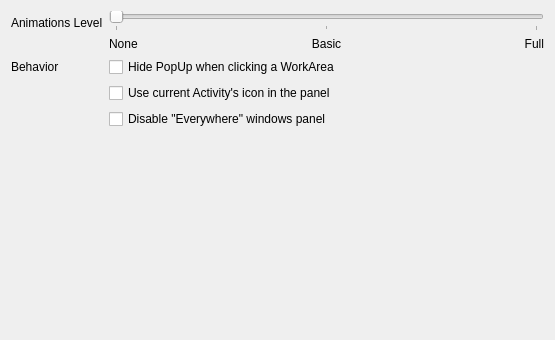
The window that package/contents/ui/config.ui (psifidotos/workflow-project) describes before a commit, drawn with Qt 5.
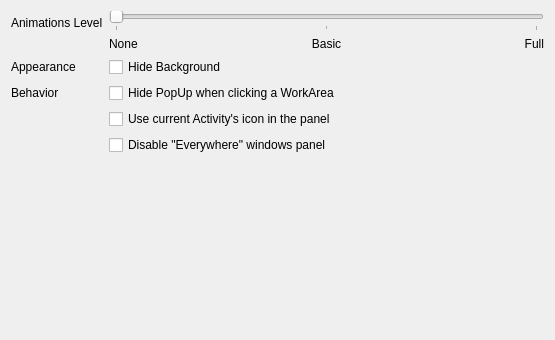
The same window after the commit.

Commit message:
fixes #18 , the user can disable the default background
--the user can use the default plasma background

```diff
--- a/package/contents/ui/config.ui
+++ b/package/contents/ui/config.ui
@@ -93,14 +93,24 @@
      </item>
     </layout>
    </item>
-   <item row="1" column="0">
+   <item row="2" column="1">
+    <widget class="QCheckBox" name="kcfg_DisableBackground">
+     <property name="toolTip">
+      <string>&lt;html&gt;&lt;head/&gt;&lt;body&gt;&lt;p&gt;Hide the background from the plasmoid and use the default one.&lt;/p&gt;&lt;/body&gt;&lt;/html&gt;</string>
+     </property>
+     <property name="text">
+      <string>Hide Background</string>
+     </property>
+    </widget>
+   </item>
+   <item row="3" column="0">
     <widget class="QLabel" name="label_5">
      <property name="text">
       <string>Behavior</string>
      </property>
     </widget>
    </item>
-   <item row="1" column="1">
+   <item row="3" column="1">
     <widget class="QCheckBox" name="kcfg_HideOnClick">
      <property name="enabled">
       <bool>true</bool>
@@ -113,7 +123,7 @@
      </property>
     </widget>
    </item>
-   <item row="2" column="1">
+   <item row="4" column="1">
     <widget class="QCheckBox" name="kcfg_UseCurrentActivityIcon">
      <property name="toolTip">
       <string>&lt;html&gt;&lt;head/&gt;&lt;body&gt;&lt;p&gt;By enabling this option the plasmoid's icon is using the current activity's icon every time instead of the default one.&lt;/p&gt;&lt;/body&gt;&lt;/html&gt;</string>
@@ -123,7 +133,7 @@
      </property>
     </widget>
    </item>
-   <item row="3" column="1">
+   <item row="5" column="1">
     <widget class="QCheckBox" name="kcfg_DisableEverywherePanel">
      <property name="toolTip">
       <string>&lt;html&gt;&lt;head/&gt;&lt;body&gt;&lt;p&gt;It disables the panel for windows in &amp;quot;Everywhere&amp;quot; state (windows that are shown in all Activities and all Workareas). Instead these windows are shown in all Workareas lists.&lt;/p&gt;&lt;/body&gt;&lt;/html&gt;</string>
@@ -133,6 +143,13 @@
      </property>
     </widget>
    </item>
+   <item row="2" column="0">
+    <widget class="QLabel" name="label_6">
+     <property name="text">
+      <string>Appearance</string>
+     </property>
+    </widget>
+   </item>
   </layout>
  </widget>
  <resources/>
```
The commit also changes 6 other files.
